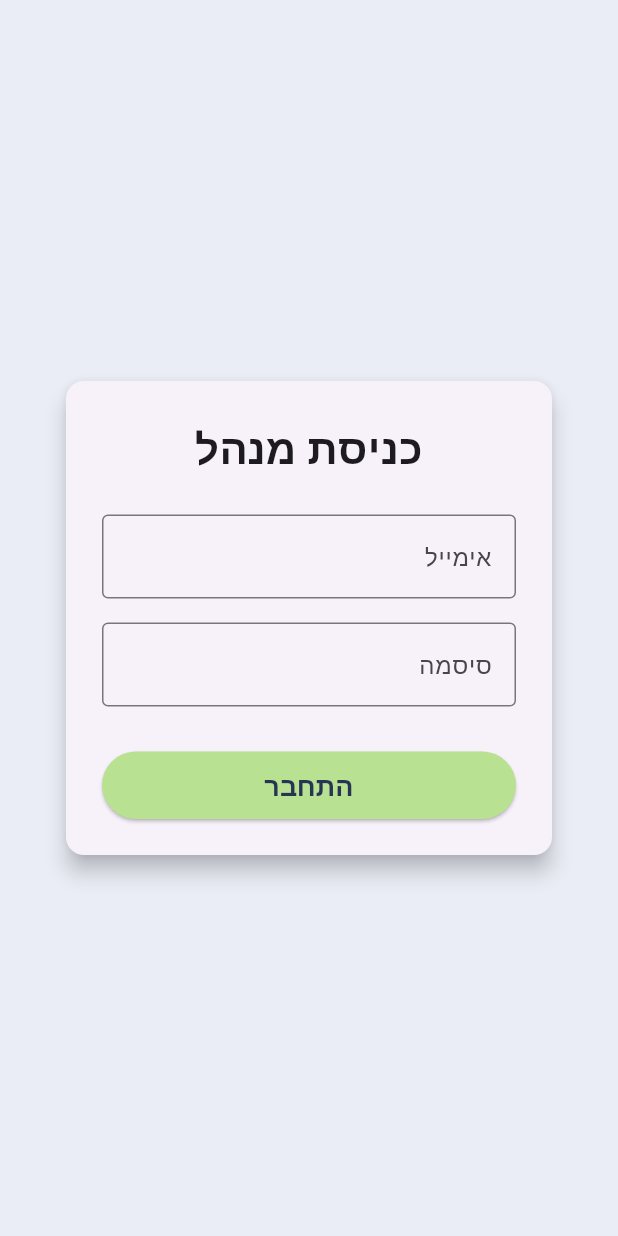
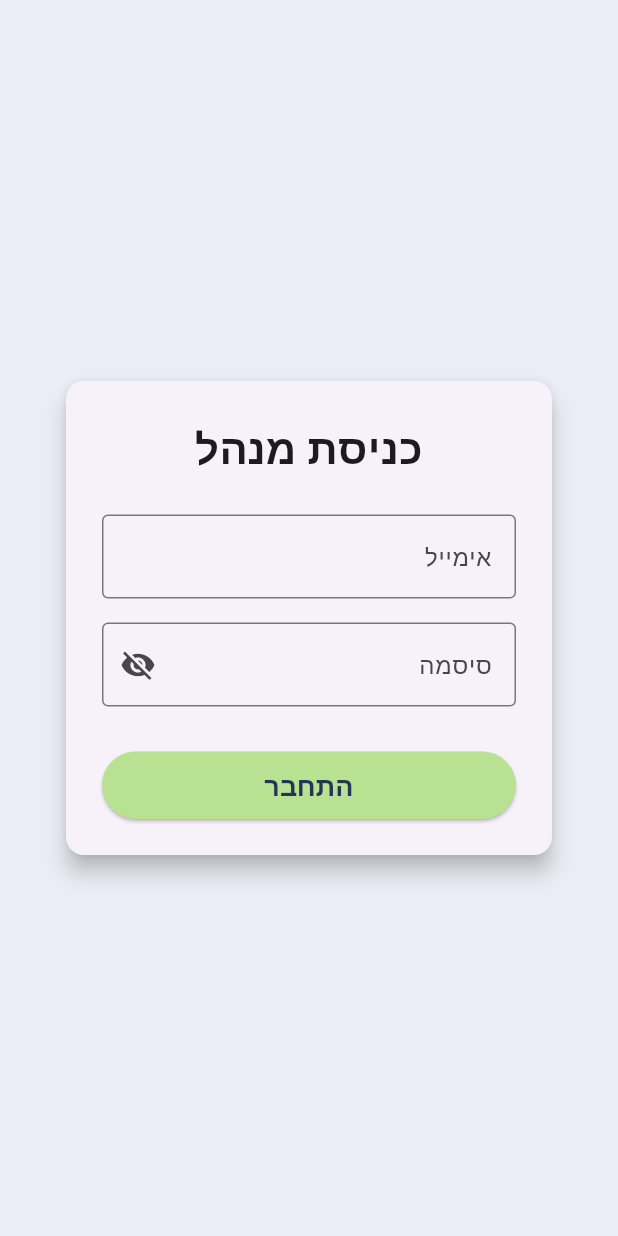
Before and after one commit to sheri-k/shemesh_admin, a Flutter app: the screen it shows after launch, on a phone screen of 412 x 824 dp. Run offline on Flutter 3.47's test engine with Material 3 defaults, Android fonts, the phone set to English and light mode, and no system bars; our stand-ins replace cloud_firestore, firebase_auth, firebase_core, fl_chart; accounts and stored records are empty; statements that could not run were skipped.

Commit message:
Add "eye" icon for showing password input

```diff
--- a/lib/pages/admin_login_page.dart
+++ b/lib/pages/admin_login_page.dart
@@ -15,6 +15,7 @@ class _AdminLoginPageState extends State<AdminLoginPage> {
   static String tag = 'AdminLoginPage';
   final _emailController = TextEditingController();
   final _passwordController = TextEditingController();
+  bool _obscurePassword = true;
 
   bool _loading = false;
   String _error = '';
@@ -86,12 +87,33 @@ class _AdminLoginPageState extends State<AdminLoginPage> {
                       ),
                     ),
                     const SizedBox(height: 16),
+                    // TextField(
+                    //   controller: _passwordController,
+                    //   obscureText: true,
+                    //   decoration: const InputDecoration(
+                    //     labelText: 'סיסמה',
+                    //     border: OutlineInputBorder(),
+                    //   ),
+                    // ),
+
                     TextField(
                       controller: _passwordController,
-                      obscureText: true,
-                      decoration: const InputDecoration(
+                      obscureText: _obscurePassword,
+                      decoration: InputDecoration(
                         labelText: 'סיסמה',
-                        border: OutlineInputBorder(),
+                        border: const OutlineInputBorder(),
+                        suffixIcon: IconButton(
+                          icon: Icon(
+                            _obscurePassword
+                                ? Icons.visibility_off
+                                : Icons.visibility,
+                          ),
+                          onPressed: () {
+                            setState(() {
+                              _obscurePassword = !_obscurePassword;
+                            });
+                          },
+                        ),
                       ),
                     ),
                     const SizedBox(height: 20),
```
